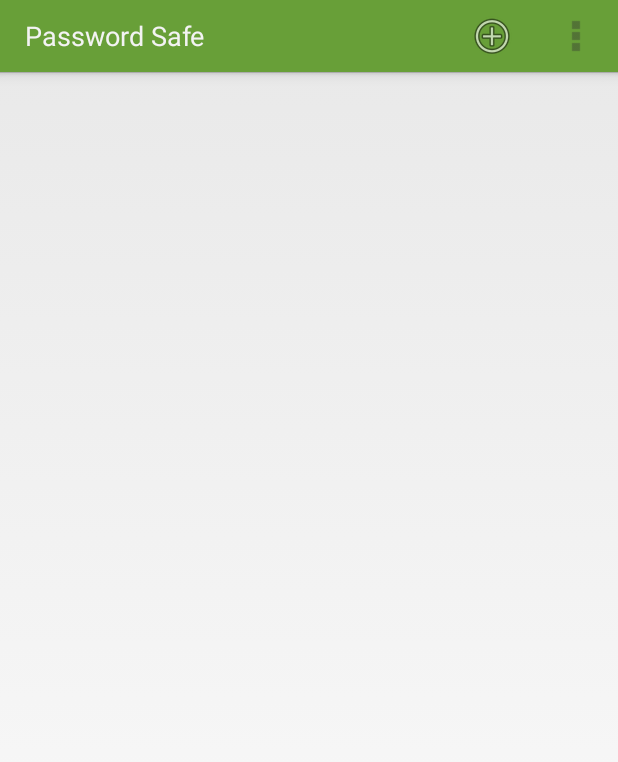
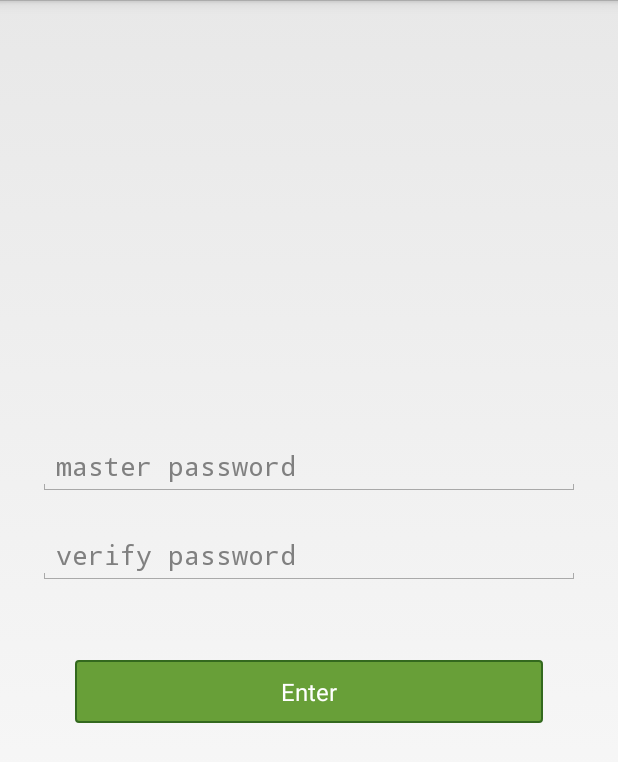
Before and after one commit to javaPhil/PasswordSafe, an Android app: the screen it shows after launch (PasswordListActivity before the commit, LoginActivity after it), on a phone screen of 412 x 824 dp. Shown: the top 762 px of the screen. Run offline under Robolectric (Android 15) with nearby library versions, the phone set to English and light mode, and no system bars.

Commit message:
Login Page and utilities

```diff
--- /dev/null
+++ b/mobile/src/main/java/com/pwhitman/neonpasswordsafe/LoginActivity.java
@@ -0,0 +1,13 @@
+package com.pwhitman.neonpasswordsafe;
+
+import android.support.v4.app.Fragment;
+
+/**
+ * Created by Philip on 5/13/2015.
+ */
+public class LoginActivity extends SingleFragmentActivity {
+    @Override
+    protected Fragment createFragment() {
+        return new LoginFragment();
+    }
+}
--- /dev/null
+++ b/mobile/src/main/java/com/pwhitman/neonpasswordsafe/LoginFragment.java
@@ -0,0 +1,136 @@
+package com.pwhitman.neonpasswordsafe;
+
+import android.content.Context;
+import android.content.Intent;
+import android.content.SharedPreferences;
+import android.os.Bundle;
+import android.support.v4.app.Fragment;
+import android.text.Editable;
+import android.text.TextWatcher;
+import android.view.LayoutInflater;
+import android.view.View;
+import android.view.ViewGroup;
+import android.widget.Button;
+import android.widget.EditText;
+
+import java.util.UUID;
+
+/**
+ * Created by Philip on 5/13/2015.
+ */
+public class LoginFragment extends Fragment {
+
+    private EditText mMasterPassword, mVerifyPassword;
+    private Button mEnterBtn;
+    private String masterPass;
+    private String verifyPass;
+    private boolean exists = false;
+
+    @Override
+    public void onCreate(Bundle savedInstanceState) {
+        super.onCreate(savedInstanceState);
+        setRetainInstance(false);
+    }
+
+    @Override
+    public View onCreateView(LayoutInflater inflater, ViewGroup container, Bundle savedInstanceState) {
+        View v = inflater.inflate(R.layout.fragment_login, container, false);
+
+
+        //Get shared preferences and check to see if the preferences exist
+        if(LoginUtility.preferencesExist(getActivity())){
+            exists = true;
+        }
+
+        mMasterPassword = (EditText)v.findViewById(R.id.login_master_password_edittext);
+        mMasterPassword.addTextChangedListener(new TextWatcher() {
+            @Override
+            public void beforeTextChanged(CharSequence s, int start, int count, int after) {
+
+            }
+
+            @Override
+            public void onTextChanged(CharSequence s, int start, int before, int count) {
+                masterPass = s.toString();
+            }
+
+            @Override
+            public void afterTextChanged(Editable s) {
+
+            }
+        });
+
+        //If preferences exist display only master password field
+        //If they do not exist, display Master and Verify to create preferences
+
+        if(exists){
+            //Hide verify Pass
+            mVerifyPassword = (EditText)v.findViewById(R.id.login_verify_password_edittext);
+            mVerifyPassword.setVisibility(View.INVISIBLE);
+
+        }else{
+            mVerifyPassword = (EditText)v.findViewById(R.id.login_verify_password_edittext);
+            mVerifyPassword.addTextChangedListener(new TextWatcher() {
+                @Override
+                public void beforeTextChanged(CharSequence s, int start, int count, int after) {
+
+                }
+
+                @Override
+                public void onTextChanged(CharSequence s, int start, int before, int count) {
+                    verifyPass = s.toString();
+                }
+
+                @Override
+                public void afterTextChanged(Editable s) {
+
+                }
+            });
+        }
+
+        mEnterBtn = (Button)v.findViewById(R.id.login_enter_btn);
+        mEnterBtn.setOnClickListener(new View.OnClickListener() {
+            @Override
+            public void onClick(View v) {
+                if(exists){
+                    if(masterPass == null){
+                        mMasterPassword.setError("Password is empty");
+                        return;
+                    }
+                    //Check the stored password against the user inputted password
+                    if(LoginUtility.hash(masterPass).equals(LoginUtility.getStoredPass(getActivity()))){
+                        Intent intent = new Intent(getActivity(), PasswordListActivity.class);
+                        intent.setFlags(Intent.FLAG_ACTIVITY_CLEAR_TOP);
+                        startActivity(intent);
+                    }else{
+                        mMasterPassword.setError("Login failed, try again");
+                    }
+                }else{
+                    //Create user preferences and save password
+                    if(masterPass == null){
+                        mMasterPassword.setError("Password is empty");
+                        return;
+                    }
+                    if(verifyPass == null){
+                        mVerifyPassword.setError("Password is empty");
+                    }
+                    if(masterPass.equals(verifyPass)){
+                        SharedPreferences.Editor e = getActivity().getSharedPreferences(LoginUtility.PREFERENCES, Context.MODE_PRIVATE).edit();
+                        e.putString(LoginUtility.PREF_USER_ID, UUID.randomUUID().toString());
+                        e.putString(LoginUtility.PREF_PASSWORD, LoginUtility.hash(masterPass));
+                        e.putBoolean(LoginUtility.PREF_SORT_DEFAULT, true);
+                        e.putBoolean(LoginUtility.PREF_SORT_ALPHA, false);
+                        e.commit();
+                        Intent intent = new Intent(getActivity(), PasswordListActivity.class);
+                        intent.setFlags(Intent.FLAG_ACTIVITY_CLEAR_TOP);
+                        startActivity(intent);
+                    }else{
+                        mVerifyPassword.setError("Passwords do not match.");
+                    }
+                }
+            }
+        });
+
+        return v;
+    }
+}
--- a/mobile/src/main/java/com/pwhitman/neonpasswordsafe/PasswordStation.java
+++ b/mobile/src/main/java/com/pwhitman/neonpasswordsafe/PasswordStation.java
@@ -34,9 +34,11 @@ public class PasswordStation {
     public void addPassword(Password p){
         mPasswords.add(p);
     }
+
     public void deletePassword(Password p){
         mPasswords.remove(p);
     }
+
     public boolean savePasswords(){
         try{
             mSerializer.savePasswords(mPasswords);
--- /dev/null
+++ b/mobile/src/main/res/layout/fragment_login.xml
@@ -0,0 +1,35 @@
+<?xml version="1.0" encoding="utf-8"?>
+<LinearLayout xmlns:android="http://schemas.android.com/apk/res/android"
+    android:orientation="vertical" android:layout_width="match_parent"
+    android:layout_height="match_parent"
+    android:gravity="center_vertical"
+    >
+    <EditText
+        android:id="@+id/login_master_password_edittext"
+        android:layout_width="match_parent"
+        android:layout_height="wrap_content"
+        android:singleLine="true"
+        android:hint="@string/login_master_password_hint"
+        android:layout_marginLeft="25dp"
+        android:layout_marginRight="25dp"
+        android:layout_marginBottom="20dp"
+        android:inputType="numberPassword" />
+    <EditText
+        android:id="@+id/login_verify_password_edittext"
+        android:layout_width="match_parent"
+        android:layout_height="wrap_content"
+        android:singleLine="true"
+        android:hint="@string/login_verify_password_hint"
+        android:layout_marginLeft="25dp"
+        android:layout_marginRight="25dp"
+        android:inputType="numberPassword" />
+    <Button
+        android:id="@+id/login_enter_btn"
+        android:layout_width="match_parent"
+        android:layout_height="wrap_content"
+        android:text="@string/login_enter"
+        android:background="@drawable/button_border"
+        android:padding="10dp"
+        android:gravity="center"
+        android:layout_margin="50dp" />
+</LinearLayout>
--- a/mobile/src/main/res/values/strings.xml
+++ b/mobile/src/main/res/values/strings.xml
@@ -8,10 +8,10 @@
     <string name="password_creation_date">Creation Date</string>
     <string name="password_username">Username</string>
     <string name="password_notes">Notes</string>
-    <string name="password_title_hint">Enter a Title</string>
-    <string name="password_username_hint">Enter a Username</string>
-    <string name="password_hint">Enter a Password</string>
-    <string name="password_notes_hint">Enter notes</string>
+    <string name="password_title_hint">enter a title</string>
+    <string name="password_username_hint">enter a username</string>
+    <string name="password_hint">enter a password</string>
+    <string name="password_notes_hint">enter notes</string>
     <string name="password_generate">Generate Password</string>
     <string name="save_btn">Save</string>
     <string name="new_password">New Password</string>
@@ -32,4 +32,8 @@
     <string name="options_sort_alpha">Sort Alpha</string>
     <string name="options_sort_date">Sort by Date</string>
     <string name="options_preferences">Preferences</string>
+    <string name="login_master_password_hint">master password</string>
+    <string name="login_verify_password_hint">verify password</string>
+    <string name="login_enter">Enter</string>
+    <string name="login_error_passwords_dont_match">Passwords do not match</string>
 </resources>
--- a/mobile/src/main/res/values/styles.xml
+++ b/mobile/src/main/res/values/styles.xml
@@ -50,5 +50,11 @@
         <item name="android:background">@color/ColorPrimary</item>
 
     </style>
+    <style name="AppTheme.NoTitle">
+        <item name="android:windowNoTitle">true</item>
+
+        <!-- Support library compatibility -->
+        <item name="windowActionBar">false</item>
+    </style>
 
 </resources>
```
Also changed, not shown: mobile/src/main/AndroidManifest.xml (+9 -1 lines), mobile/src/main/java/com/pwhitman/neonpasswordsafe/LoginUtility.java (added, +67 -0 lines).
